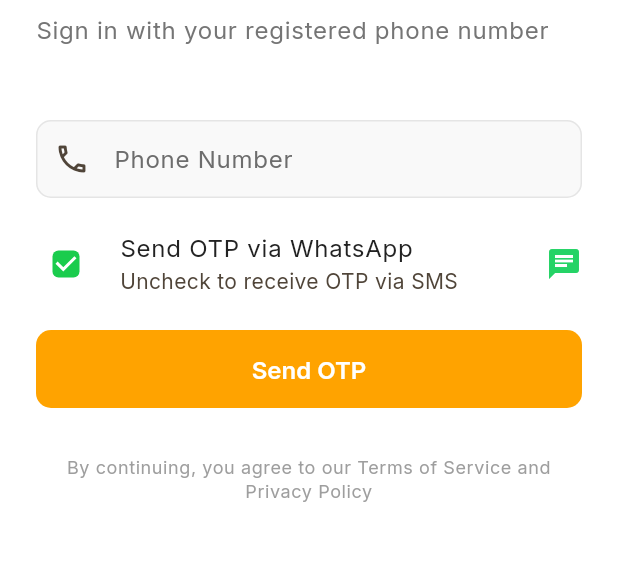
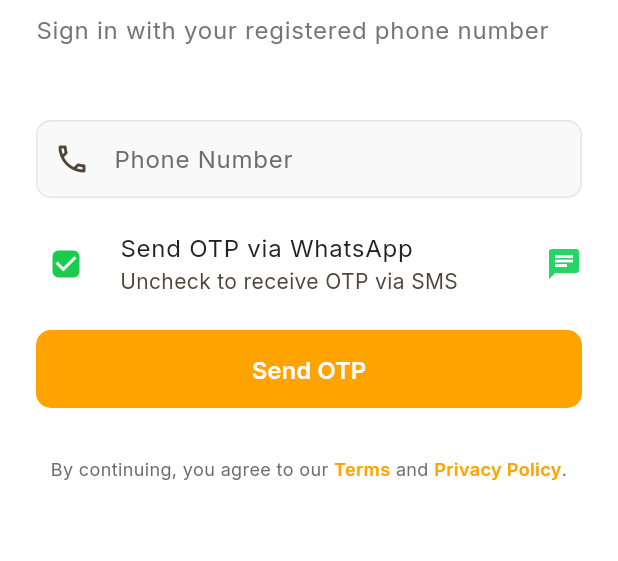
Before and after one commit to amtariksha/communityadmin, a Flutter app: the screen it shows after launch, on a phone screen of 412 x 824 dp, the part 396-957 px from its top. Run offline on Flutter 3.47's test engine with Material 3 defaults, Android fonts, the phone set to English and light mode, and no system bars; our stand-ins replace cookie_jar, dio, dio_cookie_manager, firebase_core, firebase_messaging, flutter_local_notifications and 10 more; missing offline and left inert: smart_auth; accounts and stored records are empty.

Commit message:
feat(legal): CMS-backed Terms + Privacy with bundled fallback (QA #14-5c)
- Add flutter_markdown ^0.7.4+1 dep for rendering CMS-supplied or
  bundled markdown. (Package recently marked discontinued by upstream
  but still functional; tracked for future migration to gpt_markdown
  or similar in plan §F follow-up.)
- Add bundled placeholder fallbacks at assets/legal/admin_terms.md
  and admin_privacy.md per plan §D5 NOTE — Pradeep has not yet
  drafted real admin T&C / Privacy. Tracked in qa-round14.md §F.1.
- Add lib/services/cms_service.dart — CmsService.getPage(app, type)
  hits GET /cms/pages?app=admin&type=… (D1 #14-1b endpoint, not yet
  shipped). Throws CmsUnavailableException on any failure so callers
  decide fallback behaviour rather than swallowing errors.
- Register cmsServiceProvider in service_providers.dart.
- Add lib/screens/legal/legal_screen.dart — shared renderer for both
  legal pages. Tries CMS, falls back to bundled asset on
  CmsUnavailableException, surfaces inline "Showing offline copy"
  banner with Retry. Loading + error states. Selectable markdown.
- Add lib/screens/legal/{terms_screen,privacy_screen}.dart — thin
  wrappers passing the right page type + asset path.
- Add /legal/terms and /legal/privacy routes at top level (outside
  ShellRoute, outside auth gate) — login footer must work pre-auth.
  Router redirect chain explicitly skips /legal/* paths.
- Settings screen gains a Legal card with Terms & Privacy ListTiles.
- Add lib/widgets/legal_footer.dart — reusable tappable
  "By continuing, you agree to our Terms and Privacy Policy" footer
  with proper TapGestureRecognizer lifecycle (initState/dispose).
- Mount LegalFooter on login_screen (replacing static text) and
  otp_screen (previously had no footer at all).

Until D1 #14-1b ships the CMS endpoint, every fetch returns 404 and
the screens always render the bundled placeholder + offline banner.
Once D1 lands, live content takes over automatically with zero
client changes.

Co-Authored-By: Claude Opus 4.7 (1M context) <noreply@anthropic.com>
Co-Authored-By: Amtariksha <noreply@amtariksha.com>

```diff
--- a/lib/config/router.dart
+++ b/lib/config/router.dart
@@ -6,6 +6,8 @@ import 'package:community_admin/screens/auth/login_screen.dart';
 import 'package:community_admin/screens/auth/otp_screen.dart';
 import 'package:community_admin/screens/auth/society_select_screen.dart';
 import 'package:community_admin/screens/auth/wrong_app_screen.dart';
+import 'package:community_admin/screens/legal/privacy_screen.dart';
+import 'package:community_admin/screens/legal/terms_screen.dart';
 import 'package:community_admin/screens/dashboard/dashboard_screen.dart';
 import 'package:community_admin/screens/units/units_screen.dart';
 import 'package:community_admin/screens/units/unit_detail_screen.dart';
@@ -70,6 +72,10 @@ final routerProvider = Provider<GoRouter>((ref) {
           state.matchedLocation.startsWith('/otp') ||
           state.matchedLocation.startsWith('/select-society');
 
+      // QA Round 14 #14-5c — legal screens are accessible without
+      // auth (login footer must work pre-login). Skip all redirects.
+      if (state.matchedLocation.startsWith('/legal/')) return null;
+
       // QA Round 14 #14-5b — when the account has zero admin
       // roles, route to /wrong-app and pin the user there until
       // they tap Logout (which flips isAuthenticated → false and
@@ -115,6 +121,14 @@ final routerProvider = Provider<GoRouter>((ref) {
       GoRoute(
         path: '/wrong-app',
         builder: (context, state) => const WrongAppScreen(),
+      ),
+      GoRoute(
+        path: '/legal/terms',
+        builder: (context, state) => const TermsScreen(),
+      ),
+      GoRoute(
+        path: '/legal/privacy',
+        builder: (context, state) => const PrivacyScreen(),
       ),
 
       // Main app shell with bottom nav
--- a/lib/providers/service_providers.dart
+++ b/lib/providers/service_providers.dart
@@ -18,6 +18,7 @@ import 'package:community_admin/services/upload_service.dart';
 import 'package:community_admin/services/ocr_service.dart';
 import 'package:community_admin/services/push_service.dart';
 import 'package:community_admin/services/notification_service.dart';
+import 'package:community_admin/services/cms_service.dart';
 
 final apiClientProvider = Provider<ApiClient>((ref) => ApiClient());
 
@@ -92,3 +93,7 @@ final pushServiceProvider = Provider<PushService>((ref) {
 final notificationServiceProvider = Provider<NotificationService>((ref) {
   return NotificationService(ref.read(apiClientProvider));
 });
+
+final cmsServiceProvider = Provider<CmsService>((ref) {
+  return CmsService(ref.read(apiClientProvider));
+});
--- a/lib/screens/auth/login_screen.dart
+++ b/lib/screens/auth/login_screen.dart
@@ -4,6 +4,7 @@ import 'package:flutter_riverpod/flutter_riverpod.dart';
 import 'package:go_router/go_router.dart';
 import 'package:community_admin/config/theme.dart';
 import 'package:community_admin/providers/auth_provider.dart';
+import 'package:community_admin/widgets/legal_footer.dart';
 
 class LoginScreen extends ConsumerStatefulWidget {
   const LoginScreen({super.key});
@@ -162,13 +163,7 @@ class _LoginScreenState extends ConsumerState<LoginScreen> {
                 ),
 
                 const SizedBox(height: 32),
-                Text(
-                  'By continuing, you agree to our Terms of Service and Privacy Policy',
-                  textAlign: TextAlign.center,
-                  style: Theme.of(context).textTheme.bodySmall?.copyWith(
-                        color: Colors.grey.shade500,
-                      ),
-                ),
+                const LegalFooter(),
               ],
             ),
           ),
--- a/lib/screens/auth/otp_screen.dart
+++ b/lib/screens/auth/otp_screen.dart
@@ -7,6 +7,7 @@ import 'package:go_router/go_router.dart';
 import 'package:pin_code_fields/pin_code_fields.dart';
 import 'package:community_admin/config/theme.dart';
 import 'package:community_admin/providers/auth_provider.dart';
+import 'package:community_admin/widgets/legal_footer.dart';
 import 'package:smart_auth/smart_auth.dart';
 
 class OtpScreen extends ConsumerStatefulWidget {
@@ -207,6 +208,9 @@ class _OtpScreenState extends ConsumerState<OtpScreen> {
                   child: const Text('Resend OTP'),
                 ),
               ),
+              const SizedBox(height: 16),
+              const LegalFooter(),
+              const SizedBox(height: 16),
             ],
           ),
         ),
--- /dev/null
+++ b/lib/widgets/legal_footer.dart
@@ -0,0 +1,76 @@
+import 'package:flutter/gestures.dart';
+import 'package:flutter/material.dart';
+import 'package:go_router/go_router.dart';
+import 'package:community_admin/config/theme.dart';
+
+/// Tappable "By continuing, you agree to our Terms and Privacy
+/// Policy" footer used on the Login + OTP screens.
+///
+/// Routes via go_router's `context.push` to `/legal/terms` and
+/// `/legal/privacy` — both routes are top-level (outside the auth
+/// gate) so this works pre-login.
+///
+/// QA Round 14 #14-5c.
+class LegalFooter extends StatefulWidget {
+  const LegalFooter({super.key});
+
+  @override
+  State<LegalFooter> createState() => _LegalFooterState();
+}
+
+class _LegalFooterState extends State<LegalFooter> {
+  late final TapGestureRecognizer _termsTap;
+  late final TapGestureRecognizer _privacyTap;
+
+  @override
+  void initState() {
+    super.initState();
+    _termsTap = TapGestureRecognizer()
+      ..onTap = () => context.push('/legal/terms');
+    _privacyTap = TapGestureRecognizer()
+      ..onTap = () => context.push('/legal/privacy');
+  }
+
+  @override
+  void dispose() {
+    _termsTap.dispose();
+    _privacyTap.dispose();
+    super.dispose();
+  }
+
+  @override
+  Widget build(BuildContext context) {
+    final base = AppTheme.inter(
+      fontSize: 12,
+      color: AppTheme.textSecondary,
+      height: 1.4,
+    );
+    final link = base.copyWith(
+      color: AppTheme.primaryColor,
+      fontWeight: FontWeight.w600,
+    );
+    return Center(
+      child: Text.rich(
+        TextSpan(
+          style: base,
+          children: [
+            const TextSpan(text: 'By continuing, you agree to our '),
+            TextSpan(
+              text: 'Terms',
+              style: link,
+              recognizer: _termsTap,
+            ),
+            const TextSpan(text: ' and '),
+            TextSpan(
+              text: 'Privacy Policy',
+              style: link,
+              recognizer: _privacyTap,
+            ),
+            const TextSpan(text: '.'),
+          ],
+        ),
+        textAlign: TextAlign.center,
+      ),
+    );
+  }
+}
--- a/pubspec.yaml
+++ b/pubspec.yaml
@@ -68,6 +68,8 @@ dependencies:
   hive_flutter: ^1.1.0
   uuid: ^4.5.1
   url_launcher: ^6.3.1
+  # QA Round 14 #14-5c — render CMS-backed Terms / Privacy markdown.
+  flutter_markdown: ^0.7.4+1
 
 dev_dependencies:
   flutter_test:
@@ -90,6 +92,9 @@ flutter:
   # included with your application, so that you can use the icons in
   # the material Icons class.
   uses-material-design: true
+
+  assets:
+    - assets/legal/
 
   # To add assets to your application, add an assets section, like this:
   # assets:
```
Also changed, not shown: lib/screens/legal/legal_screen.dart (added, +202 -0 lines), lib/screens/legal/privacy_screen.dart (added, +19 -0 lines), lib/screens/legal/terms_screen.dart (added, +19 -0 lines), lib/screens/settings/settings_screen.dart (+22 -0 lines), lib/services/cms_service.dart (added, +84 -0 lines), pubspec.lock, 2 other files.
